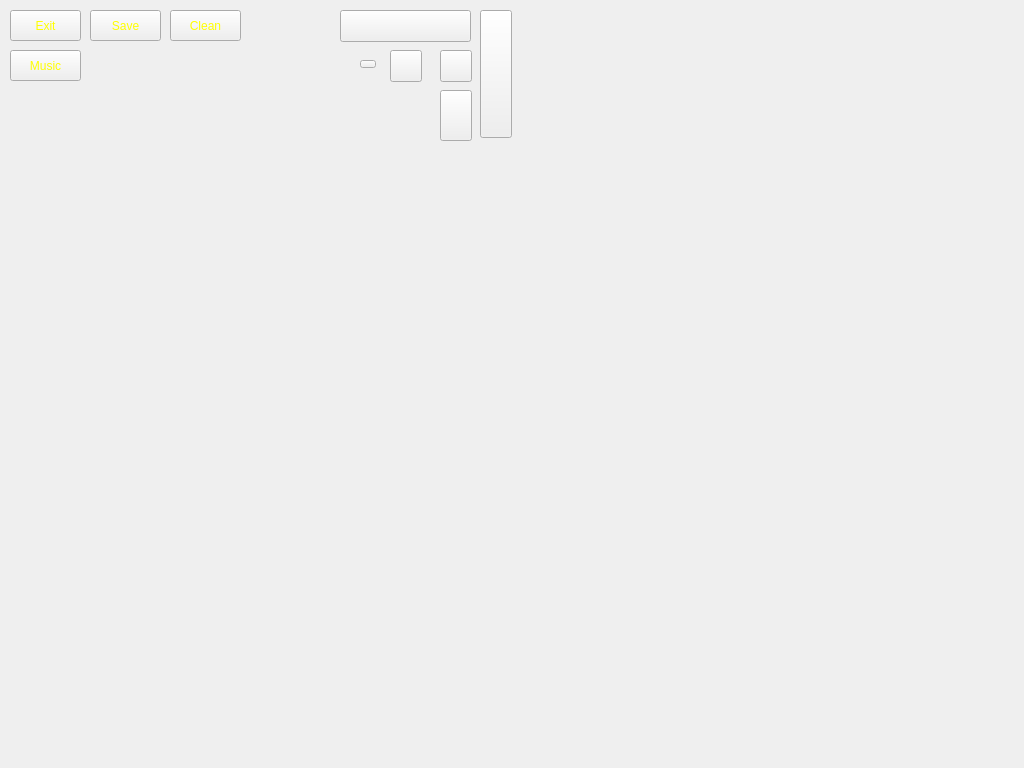
Igris-1/tp_final_taller_g13, file editor_src/editor.ui: the form before one commit.
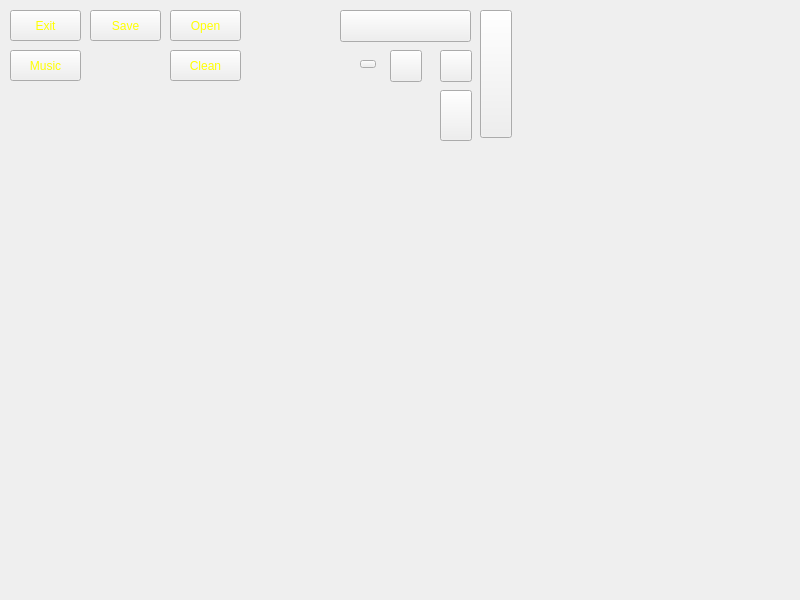
The form after the commit. Icons and pictures are not drawn.

```diff
--- a/editor_src/editor.ui
+++ b/editor_src/editor.ui
@@ -6,14 +6,14 @@
    <rect>
     <x>0</x>
     <y>0</y>
-    <width>1024</width>
-    <height>768</height>
+    <width>800</width>
+    <height>600</height>
    </rect>
   </property>
   <property name="minimumSize">
    <size>
-    <width>1024</width>
-    <height>768</height>
+    <width>800</width>
+    <height>600</height>
    </size>
   </property>
   <property name="windowTitle">
@@ -52,7 +52,7 @@
     <property name="geometry">
      <rect>
       <x>170</x>
-      <y>10</y>
+      <y>50</y>
       <width>71</width>
       <height>31</height>
      </rect>
@@ -238,6 +238,28 @@
      <string/>
     </property>
    </widget>
+   <widget class="QPushButton" name="openButton">
+    <property name="geometry">
+     <rect>
+      <x>170</x>
+      <y>10</y>
+      <width>71</width>
+      <height>31</height>
+     </rect>
+    </property>
+    <property name="acceptDrops">
+     <bool>true</bool>
+    </property>
+    <property name="styleSheet">
+     <string notr="true">font: 81 14pt &quot;Noto Rashi Hebrew ExtBd&quot;;
+color: rgb(255, 255, 0);
+background-image: transparent;
+border-image: transparent;</string>
+    </property>
+    <property name="text">
+     <string>Open</string>
+    </property>
+   </widget>
    <zorder>cleanButton</zorder>
    <zorder>saveButton</zorder>
    <zorder>exitButton</zorder>
```
Left out of the diff: 1 changed line with no effect on the pictures.
